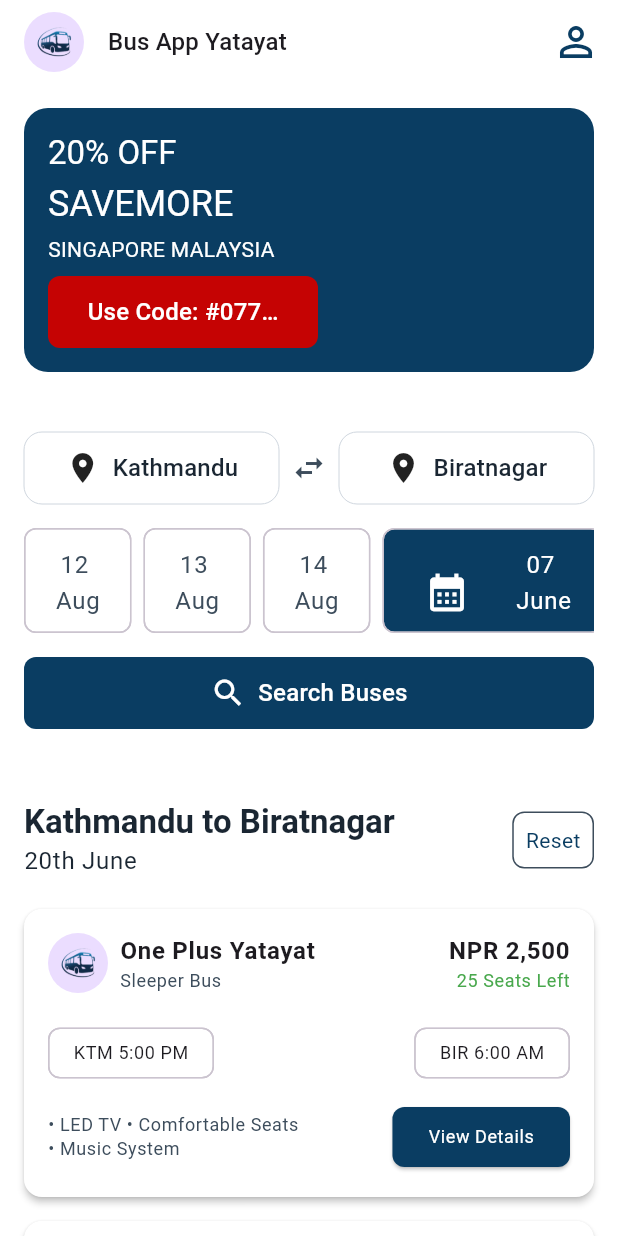
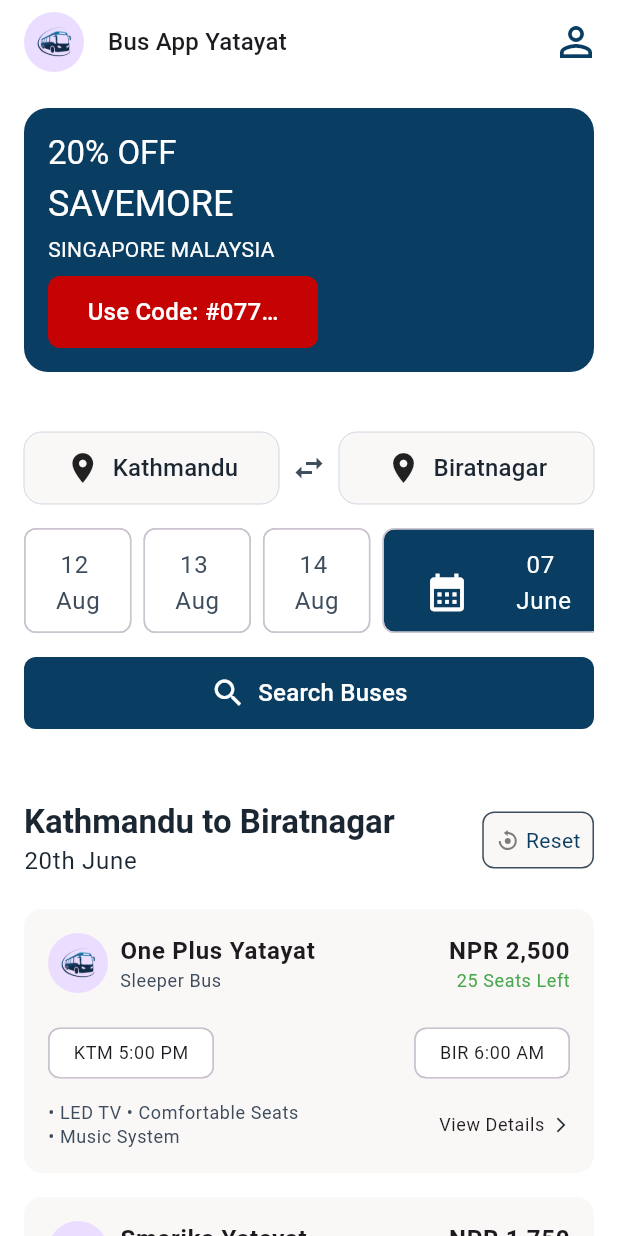
Before and after one commit to oneplus-smarika/one-plus-mobile, a Flutter app: the screen it shows after launch, on a phone screen of 412 x 824 dp. Run offline on Flutter 3.47's test engine with Material 3 defaults, Android fonts, the phone set to English and light mode, and no system bars; our stand-ins replace cached_network_image, flutter_riverpod, flutter_svg, google_fonts, pinput; missing offline and left inert: shitead.

Commit message:
home page ui done

```diff
--- a/lib/core/constants/app_assets.dart
+++ b/lib/core/constants/app_assets.dart
@@ -2,6 +2,7 @@ class AppAssets {
   ///example
   static const example = 'https://example.com/logo.png';
   static const appLogo = 'images/auth/bus_logo.png';
+  static const resetLogo = 'images/home/bx_reset.svg';
 
 
 }
--- a/lib/core/constants/app_colors.dart
+++ b/lib/core/constants/app_colors.dart
@@ -9,6 +9,7 @@ class AppColors {
   static const Color backgroundColor = Color(0xFFF7F8FF);
   static const Color searchBarColor = Color(0xFFF0F2F8);
   static const Color footerColor = Color(0xFFEDEFFA);
+  static const Color cardColor = Color(0xFFFAF7F7);
 
   /// Hover Colors
   static const Color hoverColor1 = Color(0xFF0D3F8B);
--- a/lib/feat/home/presentation/pages/home_page.dart
+++ b/lib/feat/home/presentation/pages/home_page.dart
@@ -46,7 +46,7 @@ class _HomePageState extends State<HomePage> {
                   child: ReusableButton(
                     borderRadiusCust: BorderRadius.circular(12),
                     borderColor: AppColors.gray300,
-                    backgroundColor: AppColors.white,
+                    backgroundColor: AppColors.cardColor,
                     textColor: AppColors.gray900,
                     btnIcon: const Icon(Icons.location_on),
                     text: 'Kathmandu',
@@ -60,7 +60,7 @@ class _HomePageState extends State<HomePage> {
                   child: ReusableButton(
                     borderRadiusCust: BorderRadius.circular(12),
                     borderColor: AppColors.gray300,
-                    backgroundColor: AppColors.white,
+                    backgroundColor: AppColors.cardColor,
                     textColor: AppColors.gray900,
                     btnIcon: const Icon(Icons.location_on),
                     text: 'Biratnagar',
--- a/lib/feat/home/presentation/widgets/bus_card_widget.dart
+++ b/lib/feat/home/presentation/widgets/bus_card_widget.dart
@@ -1,5 +1,6 @@
 import 'package:flutter/material.dart';
 import 'package:oneplus_app/core/core.dart';
+import 'package:oneplus_app/feat/home/presentation/pages/seat_selection_screen.dart';
 
 class BusCard extends StatelessWidget {
   final String busName;
@@ -21,10 +22,22 @@ class BusCard extends StatelessWidget {
 
   @override
   Widget build(BuildContext context) {
-    return Card(
-      color: AppColors.white,
+    return InkWell(
+      onTap: () {
+        Navigator.push(
+          context,
+          MaterialPageRoute(
+            builder: (context) {
+              return const SeatSelectionScreen();
+            },
+          ),
+        );
+      },
+
+      child: Card(
+        elevation: 0,
+        color: AppColors.cardColor,
         shape: RoundedRectangleBorder(borderRadius: BorderRadius.circular(12)),
-      elevation: 2,
         margin: const EdgeInsets.symmetric(vertical: 8, horizontal: 16),
         child: Padding(
           padding: const EdgeInsets.all(16),
@@ -105,25 +118,41 @@ class BusCard extends StatelessWidget {
                       color: AppColors.gray700,
                     ),
                   ),
-                ElevatedButton(
-                  onPressed: () {},
-                  style: ElevatedButton.styleFrom(
-                    backgroundColor: AppColors.mainColor,
-                    shape: RoundedRectangleBorder(
-                      borderRadius: BorderRadius.circular(8),
+                  Row(
+                    spacing: 5,
+                    children: [
+                      CText("View Details", type: TextType.bodySmall),
+                      Icon(
+                        Icons.arrow_forward_ios,
+                        color: AppColors.gray900,
+                        size: 12,
                       ),
+                    ],
                   ),
-                  child: const CText(
-                    "View Details",
-                    type: TextType.bodySmall,
-                    color: AppColors.white,
-                  ),
-                ),
+                  // ElevatedButton(
+                  //   onPressed: () {
+                  //     Navigator.push(context, MaterialPageRoute(builder: (context) {
+                  //       return const SeatSelectionScreen();
+                  //     }));
+                  //   },
+                  //   style: ElevatedButton.styleFrom(
+                  //     backgroundColor: AppColors.mainColor,
+                  //     shape: RoundedRectangleBorder(
+                  //       borderRadius: BorderRadius.circular(8),
+                  //     ),
+                  //   ),
+                  //   child: const CText(
+                  //     "View Details",
+                  //     type: TextType.bodySmall,
+                  //     color: AppColors.white,
+                  //   ),
+                  // ),
                 ],
               ),
             ],
           ),
         ),
+      ),
     );
   }
 }
--- a/lib/feat/home/presentation/widgets/date_place_select_widget.dart
+++ b/lib/feat/home/presentation/widgets/date_place_select_widget.dart
@@ -1,4 +1,6 @@
 import 'package:flutter/material.dart';
+import 'package:flutter_svg/svg.dart';
+import '../../../../core/constants/app_assets.dart';
 import '../../../../core/constants/app_colors.dart';
 import '../../../../core/utils/ui_helpers/app_spacing.dart';
 import '../../../../core/widgets/buttons/reusable_buttons.dart';
@@ -82,14 +84,21 @@ class _DatePlaceSelectWidgetState extends State<DatePlaceSelectWidget> {
               Container(
                 padding: const EdgeInsets.all(8),
                 decoration: BoxDecoration(
-                  color: AppColors.white,
+                  color: AppColors.cardColor,
                   borderRadius: BorderRadius.circular(8),
                   border: Border.all(color: AppColors.gray700),
                 ),
-                child: CText(
-                  "Reset",
-                  type: TextType.bodyMedium,
-                  color: AppColors.mainColor,
+                child: Row(
+                  spacing: 4,
+                  children: [
+                    SvgPicture.asset(AppAssets.resetLogo, height: 16),
+                    CText(
+                      "Reset",
+
+                      type: TextType.bodyMedium,
+                      color: AppColors.mainColor,
+                    ),
+                  ],
                 ),
               ),
             ],
--- a/lib/main.dart
+++ b/lib/main.dart
@@ -20,9 +20,7 @@
       ),
       // home: const SplashScreen(),
       home: const HomePage(),
-      routes: {
-        '/welcome': (context) => const WelcomePage(),
-      },
+      routes: {'/welcome': (context) => const WelcomePage()},
     );
   }
 }
--- a/pubspec.yaml
+++ b/pubspec.yaml
@@ -38,6 +38,8 @@ dependencies:
   google_fonts: ^6.3.0
   cached_network_image: ^3.4.1
   pinput: ^5.0.1
+  shitead: ^0.0.5
+  flutter_svg: ^2.2.0
 
 dev_dependencies:
   flutter_test:
@@ -64,6 +66,7 @@ flutter:
   # To add assets to your application, add an assets section, like this:
   assets:
     - images/auth/
+    - images/home/
 
 
   # An image asset can refer to one or more resolution-specific "variants", see
```
Also changed, not shown: lib/feat/home/presentation/pages/seat_selection_screen.dart (added, +189 -0 lines), images/home/bx_reset.svg (added), pubspec.lock. Lines whose indentation alone changed are shown as unchanged.
